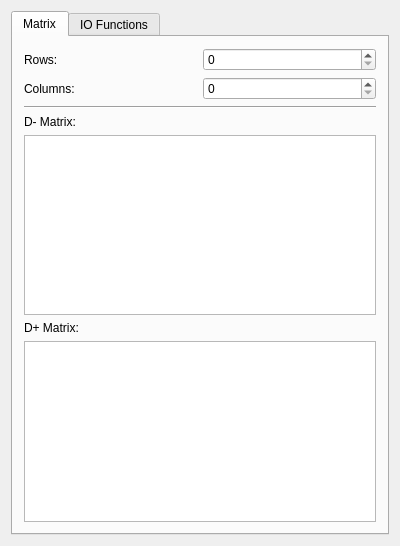
Old version of the form gui/matrixwidget.ui in the repository zettdaymond/opulus.
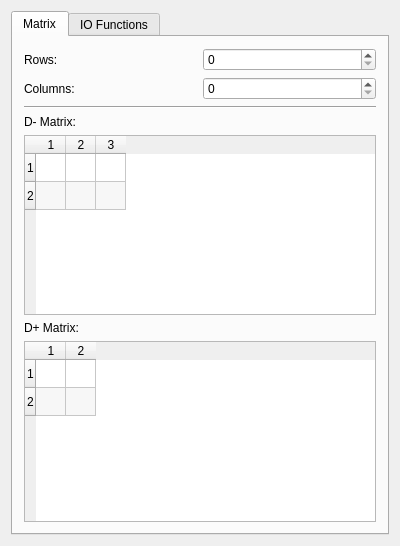
New version of the form. The open tabs and pages were chosen to show the change.

Commit message: reduced the size of  cell of D+/D- matrixwidget.

```diff
--- a/gui/matrixwidget.ui
+++ b/gui/matrixwidget.ui
@@ -78,17 +78,25 @@
               <enum>Qt::ElideLeft</enum>
              </property>
              <property name="rowCount">
-              <number>0</number>
+              <number>2</number>
              </property>
              <property name="columnCount">
-              <number>0</number>
+              <number>3</number>
              </property>
              <attribute name="horizontalHeaderDefaultSectionSize">
-              <number>50</number>
+              <number>30</number>
              </attribute>
              <attribute name="horizontalHeaderMinimumSectionSize">
               <number>25</number>
              </attribute>
+             <attribute name="verticalHeaderDefaultSectionSize">
+              <number>28</number>
+             </attribute>
+             <row/>
+             <row/>
+             <column/>
+             <column/>
+             <column/>
             </widget>
            </item>
            <item>
@@ -104,14 +112,21 @@
               <bool>true</bool>
              </property>
              <property name="rowCount">
-              <number>0</number>
+              <number>2</number>
              </property>
              <property name="columnCount">
-              <number>0</number>
+              <number>2</number>
              </property>
              <attribute name="horizontalHeaderDefaultSectionSize">
-              <number>50</number>
+              <number>30</number>
              </attribute>
+             <attribute name="verticalHeaderDefaultSectionSize">
+              <number>28</number>
+             </attribute>
+             <row/>
+             <row/>
+             <column/>
+             <column/>
             </widget>
            </item>
           </layout>
```
Left out of the diff: 2 changed lines with no effect on the pictures.
